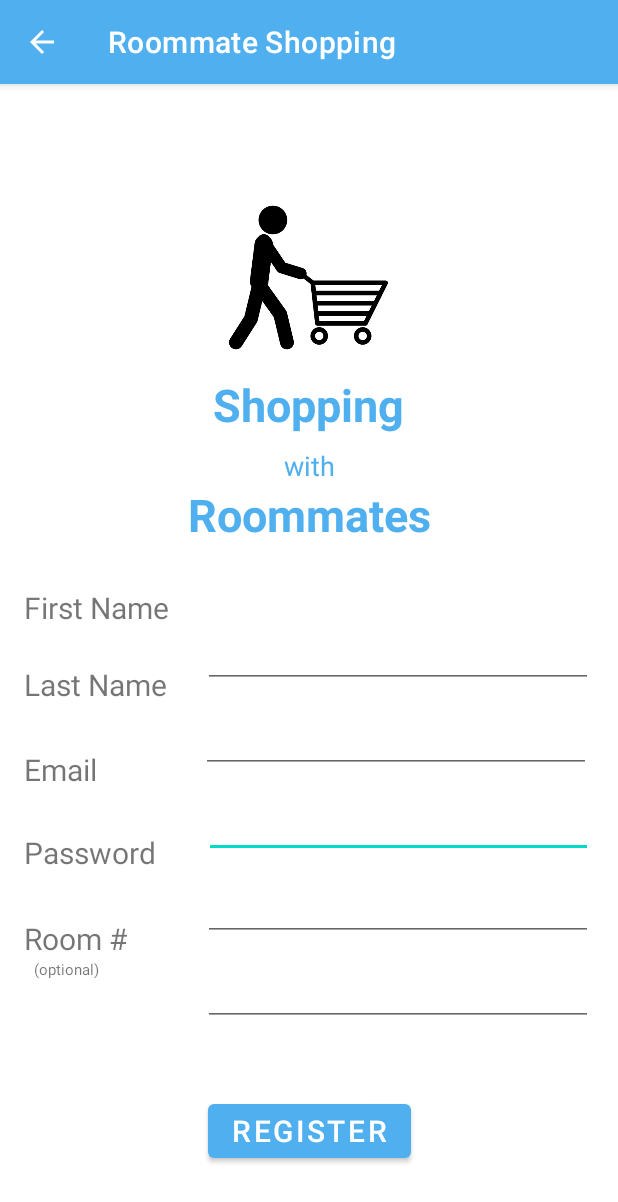
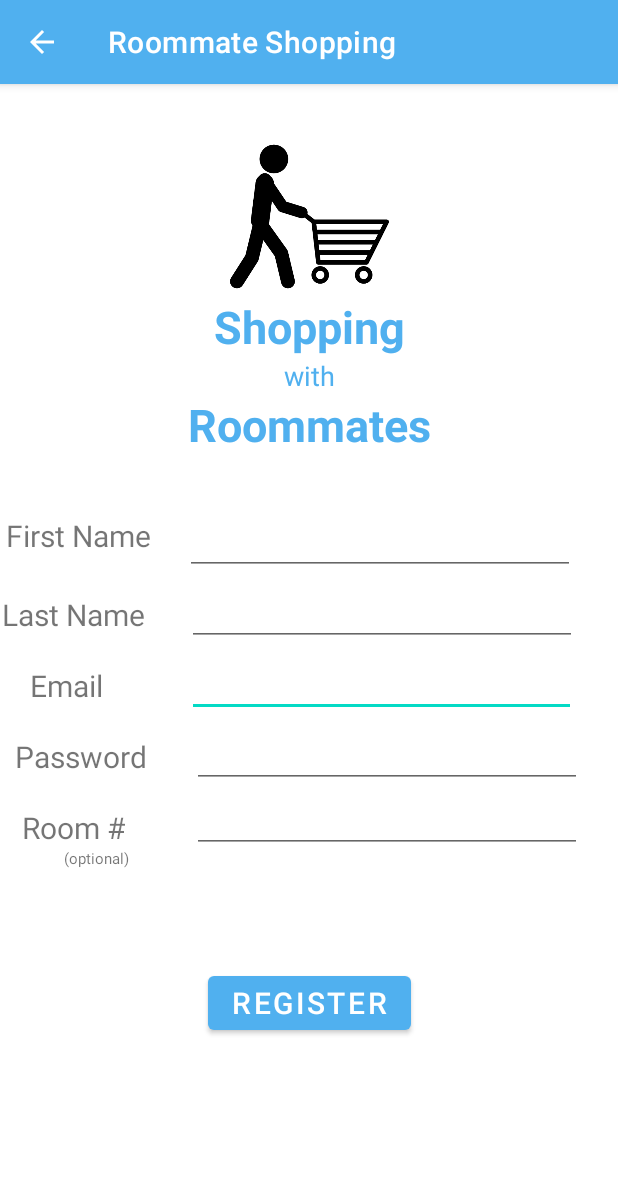
Before and after one commit to syannwa/Roommate_Shopping, an Android app: the RegisterActivity screen opened directly, with no data from a screen before it, on a phone screen of 412 x 824 dp. Shown: the top 1202 px of the screen. Run offline under Robolectric (Android 15) with nearby library versions, the phone set to English and light mode, and no system bars; our stand-ins replace Firebase (no records; nobody signed in at launch, a user with empty details on screens opened directly).

Commit message:
register layout changed

```diff
--- a/app/src/main/res/layout/register.xml
+++ b/app/src/main/res/layout/register.xml
@@ -9,19 +9,12 @@
         android:id="@+id/textView"
         android:layout_width="wrap_content"
         android:layout_height="wrap_content"
-        android:layout_marginStart="141dp"
-        android:layout_marginLeft="141dp"
-        android:layout_marginTop="11dp"
-        android:layout_marginEnd="142dp"
-        android:layout_marginRight="142dp"
         android:text="@string/shopping"
         android:textColor="#50B0EF"
         android:textSize="30sp"
         android:textStyle="bold"
         android:typeface="sans"
-        app:layout_constraintBottom_toTopOf="@+id/textView2"
         app:layout_constraintEnd_toEndOf="parent"
-        app:layout_constraintHorizontal_bias="0.5"
         app:layout_constraintStart_toStartOf="parent"
         app:layout_constraintTop_toBottomOf="@+id/imageView" />
 
@@ -29,17 +22,14 @@
         android:id="@+id/textView3"
         android:layout_width="wrap_content"
         android:layout_height="wrap_content"
-        android:layout_marginStart="124dp"
-        android:layout_marginLeft="124dp"
-        android:layout_marginEnd="124dp"
-        android:layout_marginRight="124dp"
+        android:layout_marginBottom="32dp"
         android:text="@string/roommates"
         android:textColor="#50B0EF"
         android:textSize="30sp"
         android:textStyle="bold"
         android:typeface="sans"
+        app:layout_constraintBottom_toTopOf="@+id/firstNameText"
         app:layout_constraintEnd_toEndOf="parent"
-        app:layout_constraintHorizontal_bias="0.5"
         app:layout_constraintStart_toStartOf="parent"
         app:layout_constraintTop_toBottomOf="@+id/textView2" />
 
@@ -47,17 +37,10 @@
         android:id="@+id/textView2"
         android:layout_width="wrap_content"
         android:layout_height="wrap_content"
-        android:layout_marginStart="189dp"
-        android:layout_marginLeft="189dp"
-        android:layout_marginTop="8dp"
-        android:layout_marginEnd="189dp"
-        android:layout_marginRight="189dp"
         android:text="@string/with"
         android:textColor="#50B0EF"
         android:textSize="18sp"
-        app:layout_constraintBottom_toTopOf="@+id/textView3"
         app:layout_constraintEnd_toEndOf="parent"
-        app:layout_constraintHorizontal_bias="0.5"
         app:layout_constraintStart_toStartOf="parent"
         app:layout_constraintTop_toBottomOf="@+id/textView" />
 
@@ -65,33 +48,23 @@
         android:id="@+id/imageView"
         android:layout_width="111dp"
         android:layout_height="106dp"
-        android:layout_marginStart="150dp"
-        android:layout_marginLeft="150dp"
-        android:layout_marginTop="43dp"
-        android:layout_marginEnd="150dp"
-        android:layout_marginRight="150dp"
+        android:layout_marginTop="35dp"
         android:contentDescription="@string/person_with_cart"
-        app:layout_constraintBottom_toTopOf="@+id/textView"
         app:layout_constraintEnd_toEndOf="parent"
-        app:layout_constraintHorizontal_bias="0.0"
         app:layout_constraintStart_toStartOf="parent"
         app:layout_constraintTop_toTopOf="parent"
-        app:layout_constraintVertical_chainStyle="packed"
         app:srcCompat="@drawable/person_shop" />
 
     <EditText
         android:id="@+id/emailText"
         android:layout_width="259dp"
         android:layout_height="39dp"
-        android:layout_marginStart="70dp"
-        android:layout_marginLeft="70dp"
-        android:layout_marginTop="17dp"
-        android:layout_marginEnd="16dp"
-        android:layout_marginRight="16dp"
+        android:layout_marginTop="8dp"
         android:autofillHints=""
         android:inputType="textWebEmailAddress"
         android:textColorHint="#000000"
         app:layout_constraintEnd_toEndOf="parent"
+        app:layout_constraintHorizontal_bias="0.67"
         app:layout_constraintStart_toEndOf="@+id/textView5"
         app:layout_constraintTop_toBottomOf="@+id/lastNameText" />
 
@@ -99,33 +72,25 @@
         android:id="@+id/lastNameText"
         android:layout_width="260dp"
         android:layout_height="39dp"
-        android:layout_marginStart="21dp"
-        android:layout_marginLeft="21dp"
-        android:layout_marginEnd="17dp"
-        android:layout_marginRight="17dp"
-        android:layout_marginBottom="17dp"
+        android:layout_marginTop="8dp"
         android:autofillHints=""
         android:inputType="textWebEmailAddress"
         android:textColorHint="#000000"
-        app:layout_constraintBottom_toTopOf="@+id/emailText"
         app:layout_constraintEnd_toEndOf="parent"
-        app:layout_constraintStart_toEndOf="@+id/textView4" />
+        app:layout_constraintHorizontal_bias="0.509"
+        app:layout_constraintStart_toEndOf="@+id/textView4"
+        app:layout_constraintTop_toBottomOf="@+id/firstNameText" />
 
     <EditText
         android:id="@+id/firstNameText"
         android:layout_width="260dp"
         android:layout_height="40dp"
-        android:layout_marginStart="21dp"
-        android:layout_marginLeft="21dp"
-        android:layout_marginTop="55dp"
-        android:layout_marginEnd="16dp"
-        android:layout_marginRight="16dp"
-        android:layout_marginBottom="17dp"
+        android:layout_marginTop="40dp"
         android:autofillHints=""
         android:inputType="textWebEmailAddress"
         android:textColorHint="#000000"
-        app:layout_constraintBottom_toTopOf="@+id/lastNameText"
         app:layout_constraintEnd_toEndOf="parent"
+        app:layout_constraintHorizontal_bias="0.448"
         app:layout_constraintStart_toEndOf="@+id/textView12"
         app:layout_constraintTop_toBottomOf="@+id/textView3" />
 
@@ -133,41 +98,35 @@
         android:id="@+id/passwordText"
         android:layout_width="260dp"
         android:layout_height="39dp"
-        android:layout_marginStart="30dp"
-        android:layout_marginLeft="30dp"
-        android:layout_marginTop="16dp"
-        android:layout_marginEnd="16dp"
-        android:layout_marginRight="16dp"
+        android:layout_marginTop="8dp"
+        android:layout_marginEnd="24dp"
+        android:layout_marginRight="24dp"
         android:importantForAutofill="no"
         android:inputType="text|textPassword"
         android:textColorHint="#000000"
         app:layout_constraintEnd_toEndOf="parent"
-        app:layout_constraintStart_toEndOf="@+id/textView6"
         app:layout_constraintTop_toBottomOf="@+id/emailText" />
 
     <EditText
         android:id="@+id/roomNumberText"
         android:layout_width="260dp"
         android:layout_height="39dp"
-        android:layout_marginStart="49dp"
-        android:layout_marginLeft="49dp"
-        android:layout_marginTop="17dp"
-        android:layout_marginEnd="16dp"
-        android:layout_marginRight="16dp"
+        android:layout_marginTop="4dp"
+        android:layout_marginEnd="24dp"
+        android:layout_marginRight="24dp"
         android:importantForAutofill="no"
         android:inputType="text"
         android:textColorHint="#000000"
         app:layout_constraintEnd_toEndOf="parent"
-        app:layout_constraintStart_toEndOf="@+id/textView13"
         app:layout_constraintTop_toBottomOf="@+id/passwordText" />
 
     <TextView
         android:id="@+id/textView5"
         android:layout_width="wrap_content"
         android:layout_height="wrap_content"
-        android:layout_marginStart="16dp"
-        android:layout_marginLeft="16dp"
-        android:layout_marginTop="29dp"
+        android:layout_marginStart="20dp"
+        android:layout_marginLeft="20dp"
+        android:layout_marginTop="20dp"
         android:text="@string/email"
         android:textColorHint="#000000"
         android:textSize="20sp"
@@ -178,12 +137,11 @@
         android:id="@+id/textView4"
         android:layout_width="wrap_content"
         android:layout_height="wrap_content"
-        android:layout_marginStart="16dp"
-        android:layout_marginLeft="16dp"
-        android:layout_marginTop="24dp"
+        android:layout_marginTop="25dp"
         android:text="Last Name"
         android:textColorHint="#000000"
         android:textSize="20sp"
+        app:layout_constraintEnd_toEndOf="@+id/textView6"
         app:layout_constraintStart_toStartOf="parent"
         app:layout_constraintTop_toBottomOf="@+id/textView12" />
 
@@ -191,27 +149,25 @@
         android:id="@+id/textView12"
         android:layout_width="wrap_content"
         android:layout_height="wrap_content"
-        android:layout_marginStart="16dp"
-        android:layout_marginLeft="16dp"
-        android:layout_marginTop="335dp"
-        android:layout_marginBottom="17dp"
+        android:layout_marginStart="4dp"
+        android:layout_marginLeft="4dp"
+        android:layout_marginTop="40dp"
         android:text="First Name"
         android:textColorHint="#000000"
         android:textSize="20sp"
-        app:layout_constraintBottom_toTopOf="@+id/textView4"
         app:layout_constraintStart_toStartOf="parent"
-        app:layout_constraintTop_toTopOf="parent" />
+        app:layout_constraintTop_toBottomOf="@+id/textView3" />
 
     <TextView
         android:id="@+id/textView6"
         android:layout_width="wrap_content"
         android:layout_height="wrap_content"
-        android:layout_marginStart="16dp"
-        android:layout_marginLeft="16dp"
-        android:layout_marginTop="28dp"
+        android:layout_marginTop="20dp"
         android:text="@string/password"
         android:textColorHint="#000000"
         android:textSize="20sp"
+        app:layout_constraintEnd_toStartOf="@+id/passwordText"
+        app:layout_constraintHorizontal_bias="0.258"
         app:layout_constraintStart_toStartOf="parent"
         app:layout_constraintTop_toBottomOf="@+id/textView5" />
 
@@ -219,12 +175,12 @@
         android:id="@+id/textView13"
         android:layout_width="wrap_content"
         android:layout_height="wrap_content"
-        android:layout_marginStart="16dp"
-        android:layout_marginLeft="16dp"
-        android:layout_marginTop="30dp"
+        android:layout_marginTop="20dp"
         android:text="Room #"
         android:textColorHint="#000000"
         android:textSize="20sp"
+        app:layout_constraintEnd_toStartOf="@+id/roomNumberText"
+        app:layout_constraintHorizontal_bias="0.246"
         app:layout_constraintStart_toStartOf="parent"
         app:layout_constraintTop_toBottomOf="@+id/textView6" />
 
@@ -232,10 +188,6 @@
         android:id="@+id/textView14"
         android:layout_width="wrap_content"
         android:layout_height="wrap_content"
-        android:layout_marginStart="23dp"
-        android:layout_marginLeft="23dp"
-        android:layout_marginEnd="70dp"
-        android:layout_marginRight="70dp"
         android:text="(optional)"
         android:textColorHint="#000000"
         android:textSize="10sp"
@@ -247,17 +199,12 @@
         android:id="@+id/registerButton"
         android:layout_width="wrap_content"
         android:layout_height="wrap_content"
-        android:layout_marginStart="136dp"
-        android:layout_marginLeft="136dp"
-        android:layout_marginTop="46dp"
-        android:layout_marginEnd="136dp"
-        android:layout_marginRight="136dp"
-        android:layout_marginBottom="46dp"
         android:text="Register"
         android:textSize="20sp"
         app:backgroundTint="#50B0EF"
         app:layout_constraintBottom_toBottomOf="parent"
         app:layout_constraintEnd_toEndOf="parent"
         app:layout_constraintStart_toStartOf="parent"
-        app:layout_constraintTop_toBottomOf="@+id/roomNumberText" />
+        app:layout_constraintTop_toBottomOf="@+id/roomNumberText"
+        app:layout_constraintVertical_bias="0.368" />
 </androidx.constraintlayout.widget.ConstraintLayout>
```
